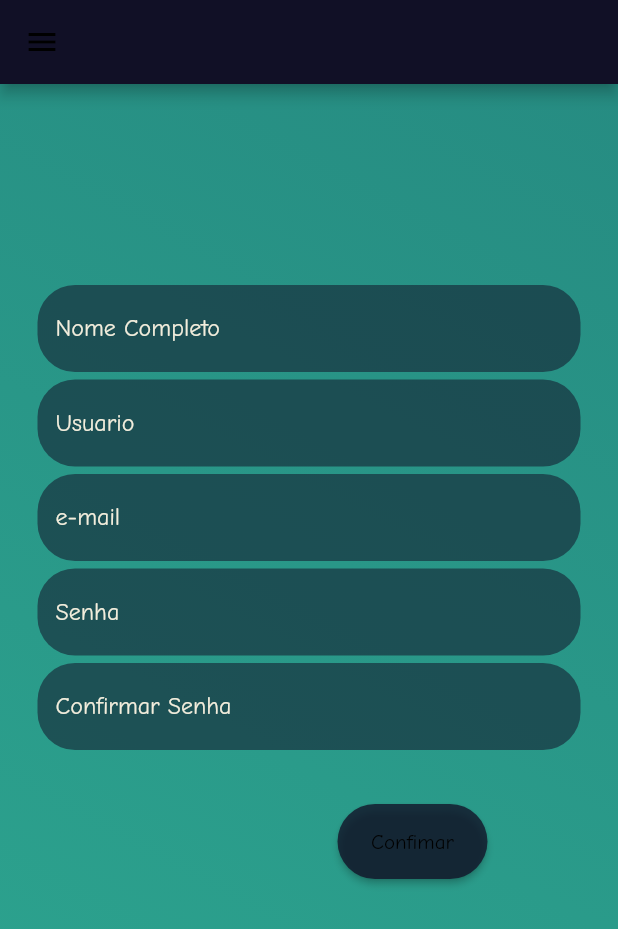
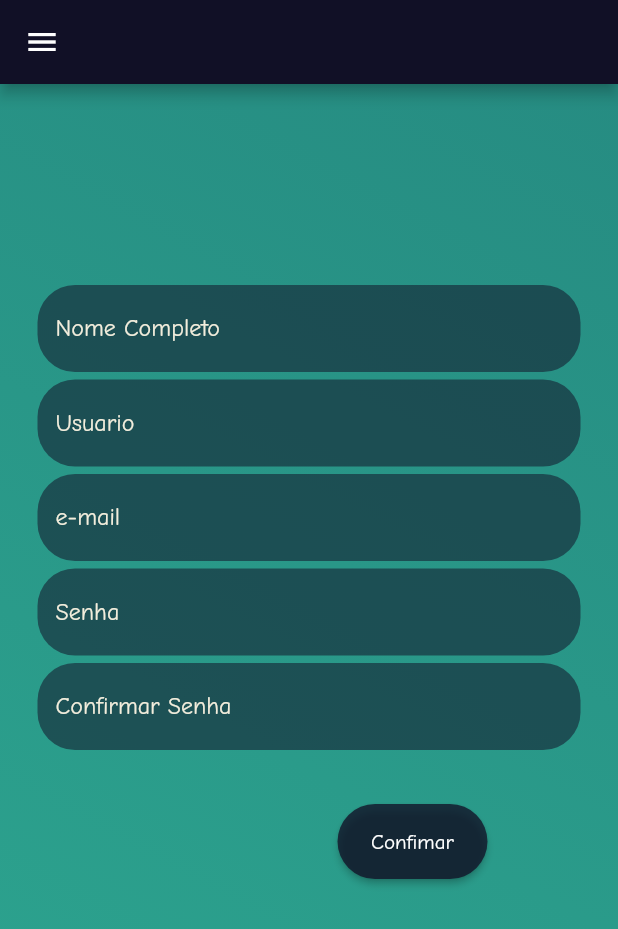
Before and after one commit to vhgomes/projeto-engsoftware, a Flutter app: the StudentForm screen opened by its route, on a phone screen of 412 x 824 dp. Shown: the top 929 px of the screen. Run offline on Flutter 3.47's test engine with Material 2 defaults, Android fonts, the phone set to English and light mode, and no system bars; our stand-ins replace firebase_core; accounts and stored records are empty.

Commit message:
feature/refactor_grades | Ajuste na navbar
- Mudança na cor do botao de abertura da navbar
- Mudança na cor do texto do botão confirmar do student_form

```diff
--- a/lib/screens/student_form.dart
+++ b/lib/screens/student_form.dart
@@ -11,6 +11,7 @@ class StudentForm extends StatelessWidget {
     return Scaffold(
       appBar: AppBar(
         backgroundColor: drawerBGClor,
+        iconTheme: IconThemeData(color: Colors.white),
       ),
       drawer: ProfessorDrawer(),
       body: Container(
@@ -157,7 +158,10 @@ class StudentForm extends StatelessWidget {
                               );
                             }
                           },
-                          child: Text('Confimar'),
+                          child: Text(
+                            'Confimar',
+                            style: TextStyle(color: Colors.white),
+                          ),
                         ),
                       ),
                     ),
--- a/lib/screens/student_grade.dart
+++ b/lib/screens/student_grade.dart
@@ -24,6 +24,7 @@ class StudentListGrade extends StatelessWidget {
     return Scaffold(
       appBar: AppBar(
         backgroundColor: drawerBGClor,
+        iconTheme: IconThemeData(color: Colors.white),
       ),
       drawer: ProfessorDrawer(),
       body: Container(
--- a/lib/screens/student_list.dart
+++ b/lib/screens/student_list.dart
@@ -25,6 +25,7 @@ class StudentList extends StatelessWidget {
     return Scaffold(
       appBar: AppBar(
         backgroundColor: drawerBGClor,
+        iconTheme: IconThemeData(color: Colors.white),
       ),
       drawer: ProfessorDrawer(),
       body: Container(
--- a/lib/screens/student_screen.dart
+++ b/lib/screens/student_screen.dart
@@ -11,6 +11,7 @@ class StudentScreen extends StatelessWidget {
       home: Scaffold(
         appBar: AppBar(
           backgroundColor: drawerBGClor,
+          iconTheme: IconThemeData(color: Colors.white),
         ),
         drawer: NavigationDrawerWidget(
           navigationOptions: [
```
